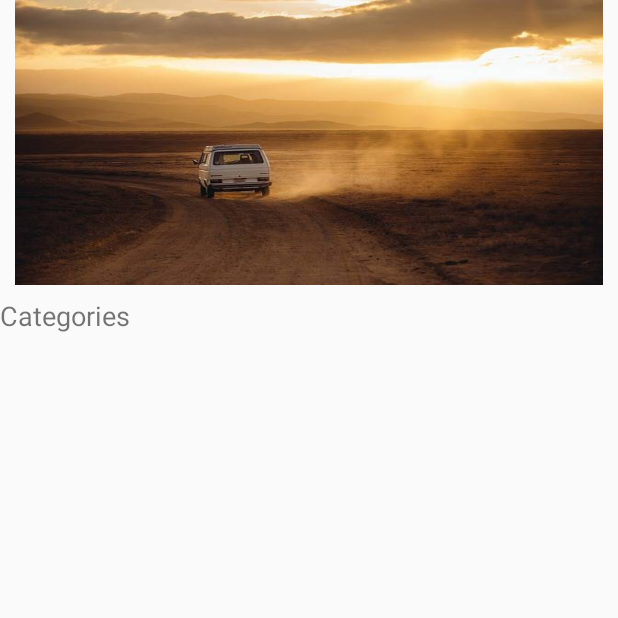
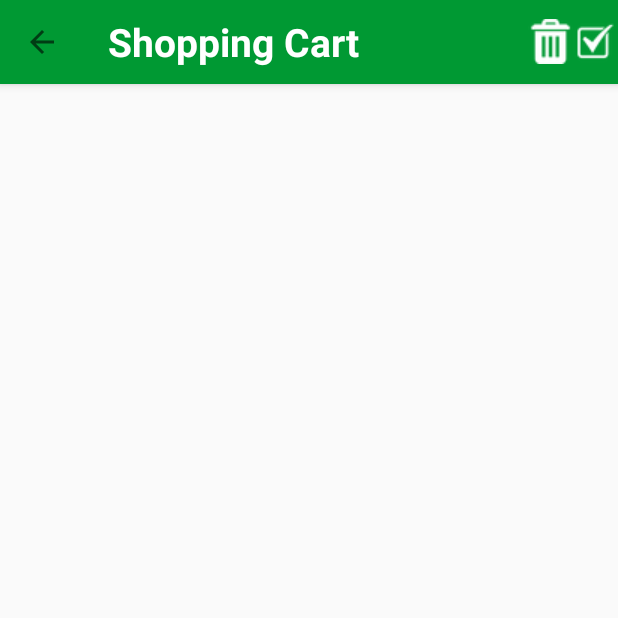
Before and after one commit to vgnaruto/AppShop, an Android app: the screen it shows after launch (MainActivity), on a phone screen of 412 x 824 dp, the top half of it. Run offline under Robolectric (Android 15) with nearby library versions, the light colour scheme and no system bars; our stand-ins replace sdp/ssp sizes.

Commit message:
Tampilan shopping cart

```diff
--- a/app/src/main/java/com/example/windows10/appshop/MainActivity.java
+++ b/app/src/main/java/com/example/windows10/appshop/MainActivity.java
@@ -1,19 +1,25 @@
 package com.example.windows10.appshop;
 
 import android.app.ActionBar;
+import android.support.v4.app.Fragment;
 import android.support.v4.app.FragmentManager;
 import android.support.v4.app.FragmentTransaction;
 import android.support.v4.view.ViewPager;
 import android.support.v7.app.AppCompatActivity;
 import android.os.Bundle;
 
+import java.util.ArrayList;
+
 public class MainActivity extends AppCompatActivity {
+    private ArrayList<Fragment> fragments;
     private MainFragment mainFragment;
     private ProductFragment productFragment;
     private FragmentManager fragmentManager;
+    private ShoppingFragment shoppingFragment;
 
     public static int PAGE_MAIN = 0;
     public static int PAGE_PRODUCT = 2;
+    public static int PAGE_SHOPPING_CART = 8;
     private static MainActivity instance;
 
     @Override
@@ -21,27 +27,31 @@ public class MainActivity extends AppCompatActivity {
         super.onCreate(savedInstanceState);
         setContentView(R.layout.activity_main);
 
+        fragments = new ArrayList<>();
         //inisisalisasi semua fragment
-        this.productFragment = ProductFragment.newInstance("Product Fragment");
+        this.productFragment = ProductFragment.newInstance(this,"Product Fragment");
+        this.shoppingFragment = ShoppingFragment.newInstance(this, "Shopping Fragment");
         this.mainFragment = MainFragment.newInstance(this);
+
+        fragments.add(productFragment);
+        fragments.add(shoppingFragment);
+        fragments.add(mainFragment);
+
         this.fragmentManager = getSupportFragmentManager();
         instance = this;
 
-        changePage(PAGE_MAIN);
+        changePage(PAGE_SHOPPING_CART);
     }
 
     public void changePage(int i) {
         FragmentTransaction ft = this.fragmentManager.beginTransaction();
         if (i == PAGE_MAIN) {
-            //getSupportActionBar().setDisplayHomeAsUpEnabled(true);
             if (mainFragment.isAdded()) {
                 ft.show(mainFragment);
             } else {
                 ft.add(R.id.fragment_container, mainFragment);
             }
-            if(productFragment.isAdded()){
-                ft.hide(productFragment);
-            }
+            hideOtherFrag(mainFragment,ft);
         }
         if (i == PAGE_PRODUCT) {
             if (productFragment.isAdded()) {
@@ -49,13 +59,29 @@ public class MainActivity extends AppCompatActivity {
             } else {
                 ft.add(R.id.fragment_container, productFragment);
             }
-            if(mainFragment.isAdded()){
-                ft.hide(mainFragment);
+            hideOtherFrag(productFragment, ft);
+        }
+        if(i == PAGE_SHOPPING_CART){
+            if(shoppingFragment.isAdded()){
+                ft.show(shoppingFragment);
+            }else{
+                ft.add(R.id.fragment_container, shoppingFragment);
             }
+            hideOtherFrag(shoppingFragment,ft);
         }
         ft.commit();
     }
     public static MainActivity getInstance () {
         return instance;
     }
+
+    private void hideOtherFrag(Fragment visible, FragmentTransaction ft){
+        for(Fragment f : fragments){
+            if(f != visible){
+                if(f.isAdded()) {
+                    ft.hide(f);
+                }
+            }
+        }
+    }
 }
--- a/app/src/main/java/com/example/windows10/appshop/ProductFragment.java
+++ b/app/src/main/java/com/example/windows10/appshop/ProductFragment.java
@@ -15,6 +15,7 @@ import android.widget.TextView;
 public class ProductFragment extends Fragment implements View.OnClickListener{
     private LinearLayout cartButton;
     private TextView cartTv;
+    private MainActivity ui;
 
     public ProductFragment(){}
 
@@ -25,8 +26,8 @@ public class ProductFragment extends Fragment implements View.OnClickListener{
         this.cartButton = view.findViewById(R.id.button_cart);
         this.cartTv = view.findViewById(R.id.tv_cart);
         Toolbar customToolbar = view.findViewById(R.id.custom_toolbar);
-        MainActivity.getInstance().setSupportActionBar(customToolbar);
-        MainActivity.getInstance().getSupportActionBar().setDisplayHomeAsUpEnabled(true);
+        ui.setSupportActionBar(customToolbar);
+        ui.getSupportActionBar().setDisplayHomeAsUpEnabled(true);
 
         cartButton.setOnClickListener(this);
         return view;
@@ -46,11 +47,15 @@ public class ProductFragment extends Fragment implements View.OnClickListener{
         }
     }
 
-    public static ProductFragment newInstance(String title){
+    public static ProductFragment newInstance(MainActivity ui,String title){
         ProductFragment fragment = new ProductFragment();
         Bundle args = new Bundle();
         args.putString("title",title);
         fragment.setArguments(args);
+        fragment.setUI(ui);
         return fragment;
     }
+    public void setUI(MainActivity ui){
+        this.ui = ui;
+    }
 }
--- /dev/null
+++ b/app/src/main/java/com/example/windows10/appshop/ShoppingFragment.java
@@ -0,0 +1,36 @@
+package com.example.windows10.appshop;
+
+import android.os.Bundle;
+import android.support.annotation.NonNull;
+import android.support.annotation.Nullable;
+import android.support.v4.app.Fragment;
+import android.support.v7.widget.Toolbar;
+import android.view.LayoutInflater;
+import android.view.View;
+import android.view.ViewGroup;
+
+public class ShoppingFragment extends Fragment {
+    private MainActivity ui;
+    public ShoppingFragment(){}
+
+    @Nullable
+    @Override
+    public View onCreateView(@NonNull LayoutInflater inflater, @Nullable ViewGroup container, @Nullable Bundle savedInstanceState) {
+        View view = inflater.inflate(R.layout.fragment_shopping,container, false);
+        Toolbar customToolbar = view.findViewById(R.id.custom_toolbar);
+        ui.setSupportActionBar(customToolbar);
+        ui.getSupportActionBar().setDisplayHomeAsUpEnabled(true);
+        return view;
+    }
+    public static ShoppingFragment newInstance(MainActivity ui,String title){
+        ShoppingFragment fragment = new ShoppingFragment();
+        Bundle args = new Bundle();
+        args.putString("title",title);
+        fragment.setArguments(args);
+        fragment.setUI(ui);
+        return fragment;
+    }
+    public void setUI(MainActivity ui){
+        this.ui = ui;
+    }
+}
--- a/app/src/main/res/layout/fragment_product.xml
+++ b/app/src/main/res/layout/fragment_product.xml
@@ -33,7 +33,6 @@
                 android:layout_alignParentRight="true"
                 android:paddingRight="@dimen/_4sdp"
                 android:layout_centerVertical="true"/>
-
         </RelativeLayout>
     </android.support.v7.widget.Toolbar>
 
--- a/app/src/main/res/layout/fragment_shopping.xml
+++ b/app/src/main/res/layout/fragment_shopping.xml
@@ -20,7 +20,20 @@
                 android:textStyle="bold"
                 android:textColor="@color/white"
                 android:textSize="@dimen/_20sdp"/>
-
+            <ImageView
+                android:id="@+id/button_trash"
+                android:layout_toLeftOf="@id/button_check_out"
+                android:layout_width="wrap_content"
+                android:layout_height="wrap_content"
+                android:src="@drawable/trash_icon"
+                android:layout_centerVertical="true" />
+            <ImageView
+                android:layout_width="wrap_content"
+                android:layout_height="wrap_content"
+                android:id="@+id/button_check_out"
+                android:src="@drawable/cb_icon"
+                android:layout_alignParentRight="true"
+                android:layout_centerVertical="true" />
         </RelativeLayout>
     </android.support.v7.widget.Toolbar>
 
```
Also changed, not shown: app/src/main/res/drawable/cb_icon.png (added), app/src/main/res/drawable/trash_icon.png (added).
